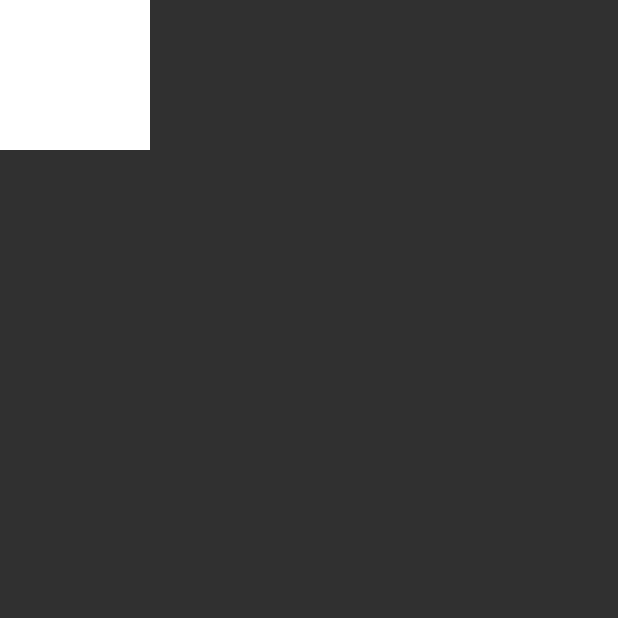
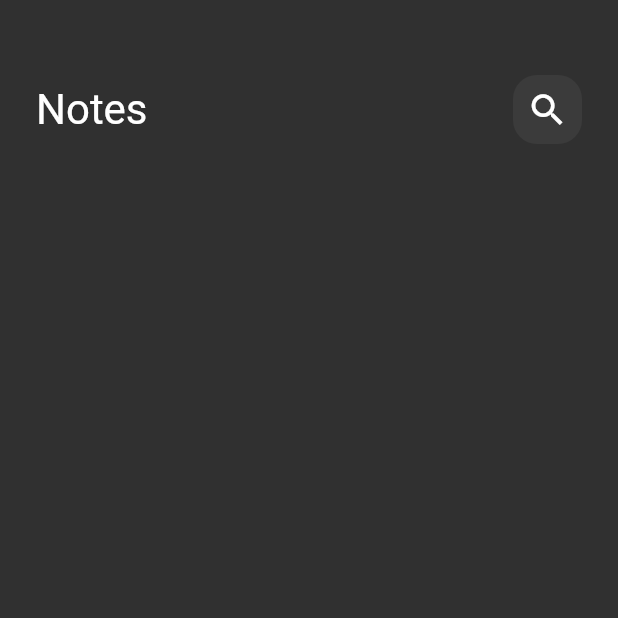
Before and after one commit to Abdelrahman2335/Note_App, a Flutter app: the screen it shows after launch, on a phone screen of 412 x 824 dp, the top half of it. Run offline on Flutter 3.47's test engine with Material 2 defaults, Android fonts, the phone set to English and light mode, and no system bars.

Commit message:
Custom app bar

```diff
--- /dev/null
+++ b/lib/Widgets/Custom_Search_Icon.dart
@@ -0,0 +1,23 @@
+import 'package:flutter/material.dart';
+
+
+class CustomSearchIcon extends StatelessWidget {
+  const CustomSearchIcon({super.key});
+
+  @override
+  Widget build(BuildContext context) {
+    return Container(
+      height: 46,
+      width: 46,
+      decoration: BoxDecoration(
+          color: Colors.white.withOpacity(0.05),
+          borderRadius: BorderRadius.circular(16)),
+
+
+      child: const Center(
+        child: Icon(Icons.search,
+          size: 28,),
+      ),
+    );
+  }
+}
--- /dev/null
+++ b/lib/Widgets/Notes_view_body.dart
@@ -0,0 +1,22 @@
+import 'package:flutter/material.dart';
+
+import 'custom_app_bar.dart';
+
+class NotesViewBody extends StatelessWidget {
+  const NotesViewBody({super.key});
+
+  @override
+  Widget build(BuildContext context) {
+    return Padding(
+      padding: const EdgeInsets.symmetric(horizontal: 24),
+      child: Column(
+        children: [
+          const SizedBox(
+            height: 50,
+          ),
+          CustomAppBar(),
+        ],
+      ),
+    );
+  }
+}
--- /dev/null
+++ b/lib/Widgets/custom_app_bar.dart
@@ -0,0 +1,19 @@
+import 'package:flutter/material.dart';
+
+import 'Custom_Search_Icon.dart';
+
+class CustomAppBar extends StatelessWidget {
+  const CustomAppBar({super.key});
+
+  @override
+  Widget build(BuildContext context) {
+    return Row(
+      children: [
+        Text("Notes", style:
+        TextStyle(fontSize: 28),),
+        Spacer(),
+        CustomSearchIcon(),
+      ],
+    );
+  }
+}
--- a/lib/notes_view.dart
+++ b/lib/notes_view.dart
@@ -1,16 +1,14 @@
 import 'package:flutter/material.dart';
+
+import 'Widgets/Notes_view_body.dart';
 
 class Note extends StatelessWidget {
   const Note({super.key});
 
   @override
   Widget build(BuildContext context) {
-    return Scaffold(
-      body: Container(
-        height: 100,
-        width: 100,
-        color: Colors.white,
-      ),
-    );
+    return const Scaffold(
+      body: NotesViewBody(),
+      );
   }
 }
```
